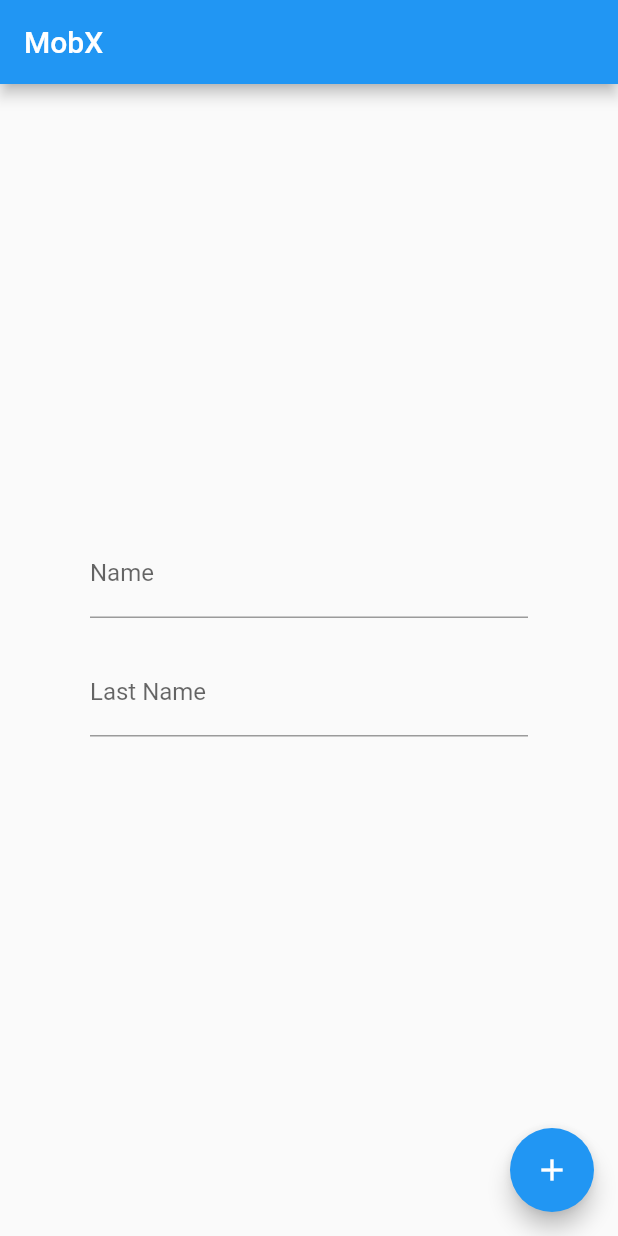
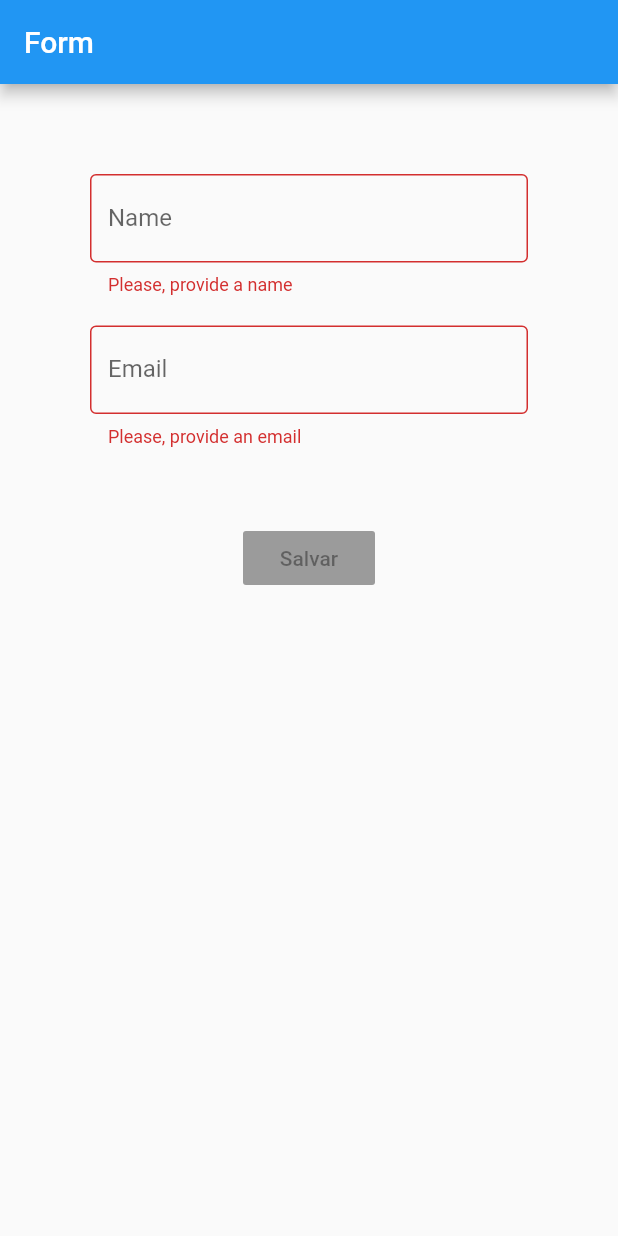
Before and after one commit to igorvidottof/flutter_mobx_playground, a Flutter app: the screen it shows after launch, on a phone screen of 412 x 824 dp. Run offline on Flutter 3.47's test engine with Material 2 defaults, Android fonts, the phone set to English and light mode, and no system bars; our stand-ins replace flutter_mobx, mobx; generated files the repository leaves out were written again.

Commit message:
reactive form

```diff
--- a/lib/controller.dart
+++ b/lib/controller.dart
@@ -1,27 +1,34 @@
 import 'package:mobx/mobx.dart';
-// run flutter pub run build_runner build on terminal for that to work
+
+import './models/client.dart';
+
 part 'controller.g.dart';
 
-class Controller = ControllerBase with _$Controller;
+class Controller = _ControllerBase with _$Controller;
 
-abstract class ControllerBase with Store {
-  @observable
-  var name = '';
-  @observable
-  var lastName = '';
+abstract class _ControllerBase with Store {
+  var client = Client();
 
-  // used to merge two properties in this class
   @computed
-  String get fullName => '$name $lastName';
-
-  @action
-  void getInputName(String inputName) {
-    name = inputName;
+  bool get isValid {
+    return validateName() == null && validateEmail() == null;
   }
 
-  @action
-  void getInputLastName(String inputLastName) {
-    lastName = inputLastName;
+  String validateName() {
+    if (client.name == null || client.name.isEmpty)
+      return 'Please, provide a name';
+    if (client.name.length < 3)
+      return 'Your name should be at least 3 characters long';
+
+    return null;
   }
 
+  String validateEmail() {
+    if (client.email == null || client.email.isEmpty)
+      return 'Please, provide an email';
+    if (!client.email.contains('@'))
+      return 'This is not a valid email';
+
+    return null;
+  }
 }
--- a/lib/home.dart
+++ b/lib/home.dart
@@ -1,45 +1,65 @@
 import 'package:flutter/material.dart';
 import 'package:flutter_mobx/flutter_mobx.dart';
 
-import 'controller.dart';
+import './controller.dart';
 
 class MyHomePage extends StatelessWidget {
   final controller = Controller();
+
+  _textField({String labelText, onChanged, String Function() getError}) {
+    return TextField(
+      onChanged: onChanged,
+      decoration: InputDecoration(
+        border: OutlineInputBorder(),
+        labelText: labelText,
+        errorText: getError == null ? null : getError(),
+      ),
+    );
+  }
 
   @override
   Widget build(BuildContext context) {
     return Scaffold(
       appBar: AppBar(
-        title: Text('MobX'),
+        title: Text('Form'),
       ),
-      body: Center(
-        child: Container(
-          margin: EdgeInsets.all(60),
+      body: SingleChildScrollView(
+        child: Padding(
+          padding: EdgeInsets.all(60),
           child: Column(
-            mainAxisAlignment: MainAxisAlignment.center,
             children: <Widget>[
-              TextField(
-                decoration: InputDecoration(labelText: 'Name'),
-                onChanged: controller.getInputName,
+              Observer(
+                builder: (_) {
+                  return _textField(
+                    labelText: 'Name',
+                    onChanged: controller.client.setName,
+                    getError: controller.validateName,
+                  );
+                },
               ),
               SizedBox(height: 20),
-              TextField(
-                decoration: InputDecoration(labelText: 'Last Name'),
-                onChanged: controller.getInputLastName,
+              Observer(
+                builder: (_) {
+                  return _textField(
+                    labelText: 'Email',
+                    onChanged: controller.client.setEmail,
+                    getError: controller.validateEmail,
+                  );
+                },
               ),
-              SizedBox(height: 20),
-              Observer(builder: (_) {
-                return Text('${controller.fullName}');
-              }),
+              SizedBox(height: 50),
+              Observer(
+                builder: (_) {
+                  return RaisedButton(
+                    onPressed: controller.isValid ? () {} : null,
+                    child: Text('Salvar'),
+                  );
+                },
+              ),
             ],
           ),
         ),
       ),
-      floatingActionButton: FloatingActionButton(
-        onPressed: () {},
-        tooltip: 'Increment',
-        child: Icon(Icons.add),
-      ),
     );
   }
 }
```
Also changed, not shown: lib/models/client.dart (added, +18 -0 lines), lib/controller.g.dart, lib/models/client.g.dart (added).
